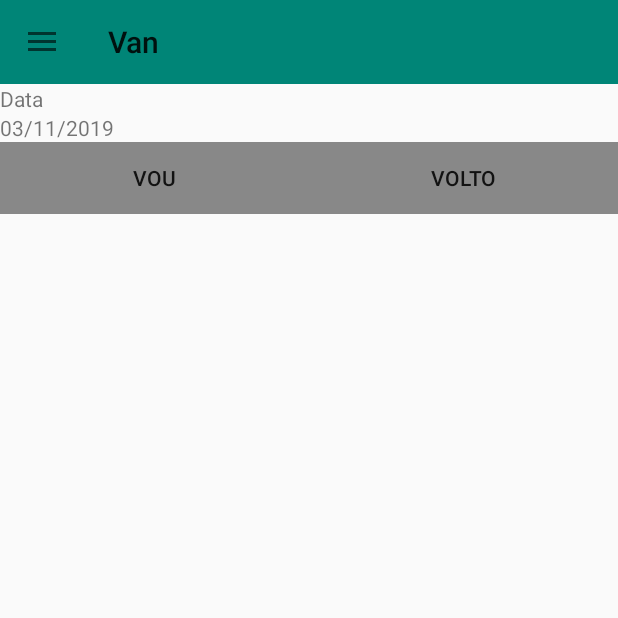
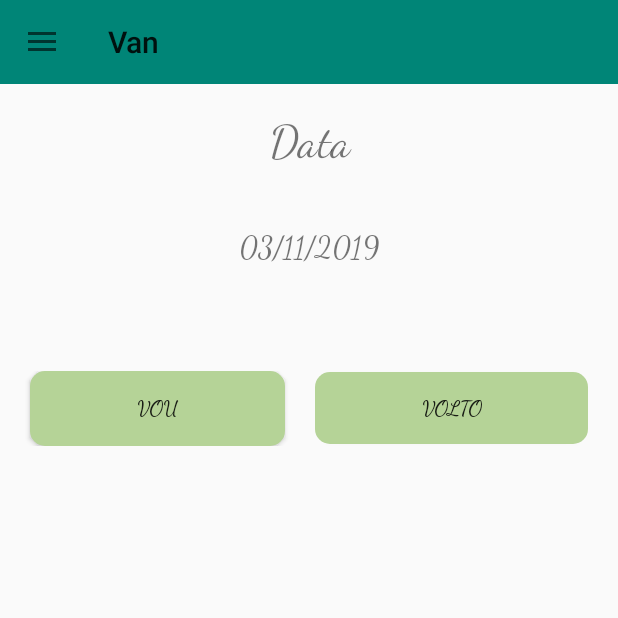
Before and after one commit to GustavoCSRamalho/Van, an Android app: the MainStudentActivity screen opened directly, with no data from a screen before it, on a phone screen of 412 x 824 dp, the top half of it. Run offline under Robolectric (Android 15) with nearby library versions, the phone set to English and light mode, and no system bars; our stand-ins replace Firebase (no records; nobody signed in at launch, a user with empty details on screens opened directly).

```diff
--- a/app/build.gradle
+++ b/app/build.gradle
@@ -44,4 +44,5 @@ dependencies {
     implementation 'com.google.firebase:firebase-analytics:17.2.0'
     implementation 'com.google.firebase:firebase-database:18.0.0'
     implementation 'com.google.firebase:firebase-auth:18.0.0'
+    implementation 'org.jetbrains.kotlinx:kotlinx-coroutines-core:1.3.2'
 }
--- a/app/src/main/AndroidManifest.xml
+++ b/app/src/main/AndroidManifest.xml
@@ -1,7 +1,7 @@
 <?xml version="1.0" encoding="utf-8"?>
 <manifest xmlns:android="http://schemas.android.com/apk/res/android"
     package="gustavo.com.van">
-
+    <uses-permission android:name="android.permission.READ_EXTERNAL_STORAGE" />
     <application
         android:allowBackup="true"
         android:icon="@mipmap/ic_launcher"
@@ -9,6 +9,7 @@
         android:roundIcon="@mipmap/ic_launcher_round"
         android:supportsRtl="true"
         android:theme="@style/AppTheme">
+        <activity android:name=".activity.MainVanActivity"></activity>
         <activity android:name=".activity.LoginActivity">
             <intent-filter>
                 <action android:name="android.intent.action.MAIN" />
--- a/app/src/main/java/gustavo/com/van/activity/MainStudentActivity.kt
+++ b/app/src/main/java/gustavo/com/van/activity/MainStudentActivity.kt
@@ -1,5 +1,7 @@
 package gustavo.com.van.activity
 
+import android.annotation.TargetApi
+import android.content.res.ColorStateList
 import androidx.appcompat.app.AppCompatActivity
 import android.os.Bundle
 import android.view.MenuItem
@@ -13,7 +15,15 @@ import kotlinx.android.synthetic.main.toolbar.*
 import java.util.*
 
 import android.graphics.Color
+import android.graphics.ColorFilter
+import android.graphics.PorterDuff
+import android.graphics.PorterDuffColorFilter
 import android.graphics.drawable.ColorDrawable
+import android.graphics.drawable.GradientDrawable
+import android.graphics.drawable.ShapeDrawable
+import android.os.Build
+import androidx.annotation.RequiresApi
+import com.google.firebase.database.DatabaseReference
 import gustavo.com.van.R
 import gustavo.com.van.firebase.auth.service.FirebaseAuthService
 import gustavo.com.van.firebase.database.references.FirebaseReference
@@ -29,6 +39,14 @@ class MainStudentActivity : AppCompatActivity(), NavigationView.OnNavigationItem
     private val C1 = Color.YELLOW
     private val C2 = Color.GREEN
 
+    var vanReference:DatabaseReference? = null
+    var uid: String? = null
+
+    var buttonVouColor: Int? = Color.LTGRAY
+    var buttonVoltoColor: Int? = Color.LTGRAY
+
+    @TargetApi(Build.VERSION_CODES.N)
+    @RequiresApi(Build.VERSION_CODES.LOLLIPOP)
     override fun onCreate(savedInstanceState: Bundle?) {
         super.onCreate(savedInstanceState)
         setContentView(gustavo.com.van.R.layout.activity_student_main)
@@ -48,36 +66,62 @@ class MainStudentActivity : AppCompatActivity(), NavigationView.OnNavigationItem
 
         println("User role : ")
         println(UserStorage.userStorage?.van.toString())
-        val vanReference = FirebaseReference().getVanReferenceVans(UserStorage.userStorage?.van.toString())
+        vanReference = FirebaseReference().getVanReferenceVans(UserStorage.userStorage?.van.toString())
 
-        val uid = FirebaseAuthService().getUserID()
+        FirebaseService().getStudentVan({
+            setVou()
+        },{
+            setVolto()
+        },{
+            setStudentResponse()
+        })
+
+        uid = FirebaseAuthService().getUserID()
 //        FirebaseService().setUserIDVans(uid,vanReference)
 
-        buttonVou.setBackgroundColor(Color.GRAY)
+//        buttonVou.setBackgroundColor(Color.GRAY)
+//        buttonVou.background.colorFilter = PorterDuffColorFilter(Color.LTGRAY, PorterDuff.Mode.SRC_IN)
+//        buttonVouColor = Color.LTGRAY
         buttonVou.setOnClickListener{
-            val color = buttonVou.background as ColorDrawable
-            if(color.color == Color.GRAY){
-                buttonVou.setBackgroundColor(Color.GREEN)
-                FirebaseService().setVouVans(uid,vanReference,"sim",getCalendarFormated())
+            if(buttonVouColor == Color.LTGRAY){
+                buttonVou.background.colorFilter = PorterDuffColorFilter(Color.GREEN, PorterDuff.Mode.SRC_IN)
+                buttonVouColor = Color.GREEN
+                FirebaseService().setVouVans(uid!!,vanReference!!,"sim",getCalendarFormated())
 //                println("Data teste : ")
 //                println(getCalendarFormated())
             }else{
-                buttonVou.setBackgroundColor(Color.GRAY)
-                FirebaseService().setVouVans(uid,vanReference,"nao",getCalendarFormated())
-            }
+                buttonVou.background.colorFilter = PorterDuffColorFilter(Color.LTGRAY, PorterDuff.Mode.SRC_IN)
+                buttonVouColor = Color.LTGRAY
+                FirebaseService().setVouVans(uid!!,vanReference!!,"nao",getCalendarFormated())
+//            }
+        }
+
+////            val color = buttonVou.background as ColorDrawable
+////            if(color.color == Color.GRAY){
+////                buttonVou.setBackgroundColor(Color.GREEN)
+////                FirebaseService().setVouVans(uid,vanReference,"sim",getCalendarFormated())
+//////                println("Data teste : ")
+//////                println(getCalendarFormated())
+////            }else{
+////                buttonVou.setBackgroundColor(Color.GRAY)
+////                FirebaseService().setVouVans(uid,vanReference,"nao",getCalendarFormated())
+////            }
         }
 
 
 
-        buttonVolto.setBackgroundColor(Color.GRAY)
+//        buttonVolto.background.colorFilter = PorterDuffColorFilter(Color.LTGRAY, PorterDuff.Mode.SRC_IN)
+//        buttonVoltoColor = Color.LTGRAY
+
         buttonVolto.setOnClickListener{
-            val color = buttonVolto.background as ColorDrawable
-            if(color.color == Color.GRAY){
-                buttonVolto.setBackgroundColor(Color.GREEN)
-                FirebaseService().setVoltoVans(uid,vanReference,"sim",getCalendarFormated())
+            if(buttonVoltoColor == Color.LTGRAY){
+                buttonVolto.background.colorFilter = PorterDuffColorFilter(Color.GREEN, PorterDuff.Mode.SRC_IN)
+                buttonVoltoColor = Color.GREEN
+                FirebaseService().setVoltoVans(uid!!,vanReference!!,"sim",getCalendarFormated())
             }else{
-                buttonVolto.setBackgroundColor(Color.GRAY)
-                FirebaseService().setVoltoVans(uid,vanReference,"nao",getCalendarFormated())
+                buttonVolto.background.colorFilter = PorterDuffColorFilter(Color.LTGRAY, PorterDuff.Mode.SRC_IN)
+                buttonVoltoColor = Color.LTGRAY
+                FirebaseService().setVoltoVans(uid!!,vanReference!!,"nao",getCalendarFormated())
             }
         }
     }
@@ -103,6 +147,21 @@ class MainStudentActivity : AppCompatActivity(), NavigationView.OnNavigationItem
         return sdf.format(date)
     }
 
+    fun setVou(){
+        buttonVou.background.colorFilter = PorterDuffColorFilter(Color.GREEN, PorterDuff.Mode.SRC_IN)
+        buttonVouColor = Color.GREEN
+    }
+
+    fun setVolto(){
+        buttonVolto.background.colorFilter = PorterDuffColorFilter(Color.GREEN, PorterDuff.Mode.SRC_IN)
+        buttonVoltoColor = Color.GREEN
+    }
+
+    fun setStudentResponse(){
+        FirebaseService().setVouVans(uid!!,vanReference!!,"nao",getCalendarFormated())
+        FirebaseService().setVoltoVans(uid!!,vanReference!!,"nao",getCalendarFormated())
+    }
+
     fun drawerInitializer(): ActionBarDrawerToggle{
         val toggle = ActionBarDrawerToggle(
             this,
@@ -125,10 +184,10 @@ class MainStudentActivity : AppCompatActivity(), NavigationView.OnNavigationItem
     override fun onNavigationItemSelected(item: MenuItem): Boolean {
         when (item.itemId) {
             R.id.nav_item_one -> {
-                Toast.makeText(this, "Menu 1", Toast.LENGTH_SHORT).show()
+                Toast.makeText(this, "Em construção!", Toast.LENGTH_SHORT).show()
             }
             R.id.nav_item_two -> {
-                Toast.makeText(this, "Menu 2", Toast.LENGTH_SHORT).show()
+                Toast.makeText(this, "Em construção!", Toast.LENGTH_SHORT).show()
             }
 //            R.id.nav_item_three -> {
 //                Toast.makeText(this, "Menu 3", Toast.LENGTH_SHORT).show()
--- /dev/null
+++ b/app/src/main/java/gustavo/com/van/model/ModelStudentResponseList.kt
@@ -0,0 +1,4 @@
+package gustavo.com.van.model
+
+data class ModelStudentResponseList (var key: String? = "",
+                                     var value: StudentResponse? = StudentResponse())
--- /dev/null
+++ b/app/src/main/java/gustavo/com/van/utils/Calendar.kt
@@ -0,0 +1,13 @@
+package gustavo.com.van.utils
+
+import java.text.DateFormat
+import java.text.SimpleDateFormat
+import java.util.*
+
+class Calendar {
+    fun getCalendarFormated():String {
+        val date = Date()
+        val sdf: DateFormat = SimpleDateFormat("dd/MM/yyyy", Locale.getDefault())
+        return sdf.format(date)
+    }
+}
--- /dev/null
+++ b/app/src/main/res/drawable/round_button.xml
@@ -0,0 +1,28 @@
+<?xml version="1.0" encoding="utf-8"?>
+<shape xmlns:android="http://schemas.android.com/apk/res/android"
+    android:padding="10dp"
+    android:shape="rectangle" >
+
+    <solid android:color="#B5D397" />
+
+    <corners
+        android:bottomLeftRadius="10dp"
+        android:bottomRightRadius="10dp"
+        android:topLeftRadius="10dp"
+        android:topRightRadius="10dp" />
+
+
+</shape>
+    <!--<?xml version="1.0" encoding="utf-8"?>-->
+    <!--<selector xmlns:android="http://schemas.android.com/apk/res/android">-->
+    <!--    <item android:state_selected = "false">-->
+    <!--        <shape android:shape = "oval">-->
+    <!--            <solid android:color = "@color/cardview_light_background"/>-->
+    <!--        </shape>-->
+    <!--    </item>-->
+    <!--    <item android:state_selected = "true">-->
+    <!--        <shape android:shape = "oval">-->
+    <!--            <solid android:color = "@color/cardview_dark_background"/>-->
+    <!--        </shape>-->
+    <!--    </item>-->
+    <!--</selector>-->
--- a/app/src/main/res/layout/activity_login.xml
+++ b/app/src/main/res/layout/activity_login.xml
@@ -6,7 +6,7 @@
     tools:context=".activity.LoginActivity">
     <EditText
         android:id="@+id/et_email"
-        style="@style/viewCustom"
+        style="@style/viewCustomInit"
         android:ems="10"
         android:hint="@string/email"
         android:inputType="textEmailAddress" />
--- a/app/src/main/res/layout/toolbar.xml
+++ b/app/src/main/res/layout/toolbar.xml
@@ -14,32 +14,49 @@
         android:id="@+id/calendarInfo"
         android:layout_width="match_parent"
         android:layout_height="wrap_content"
-        android:text="Data" />
+        android:layout_marginTop="20dp"
+        android:fontFamily="cursive"
+        android:gravity="center"
+        android:text="Data"
+        android:textSize="30dp" />
 
     <TextView
         android:id="@+id/calendarData"
         android:layout_width="match_parent"
         android:layout_height="wrap_content"
-        android:text="Data a ser preenchida" />
+        android:layout_marginTop="40dp"
+        android:fontFamily="cursive"
+        android:gravity="center"
+        android:text="Data a ser preenchida"
+        android:textSize="20dp" />
 
     <LinearLayout
         android:layout_width="match_parent"
         android:layout_height="wrap_content"
-        android:orientation="horizontal">
+        android:orientation="horizontal"
+        android:layout_marginTop="70dp"
+        >
 
         <Button
             android:id="@+id/buttonVou"
-            android:layout_width="wrap_content"
-            android:layout_height="wrap_content"
+            android:layout_width="150dp"
+            android:layout_height="50dp"
+            android:layout_marginLeft="20dp"
             android:layout_weight="1"
-            android:text="Vou" />
+            android:background="@drawable/round_button"
+            android:fontFamily="cursive"
+            android:text="Vou"
+            />
 
         <Button
             android:id="@+id/buttonVolto"
-            android:layout_width="wrap_content"
+            android:layout_width="161dp"
             android:layout_height="wrap_content"
+            android:layout_marginLeft="20dp"
+            android:layout_marginRight="20dp"
             android:layout_weight="1"
+            android:background="@drawable/round_button"
+            android:fontFamily="cursive"
             android:text="Volto" />
     </LinearLayout>
-
 </LinearLayout>
```
Also changed, not shown: app/src/main/java/gustavo/com/van/activity/CreateAccountActivity.kt (+21 -2 lines), app/src/main/java/gustavo/com/van/activity/LoginActivity.kt (+14 -3 lines), app/src/main/java/gustavo/com/van/activity/MainVanActivity.kt (added, +88 -0 lines), app/src/main/java/gustavo/com/van/adapter/VanListAdapter.kt (added, +64 -0 lines), app/src/main/java/gustavo/com/van/firebase/database/service/FirebaseService.kt (+85 -0 lines), app/src/main/java/gustavo/com/van/model/StudentResponse.kt (added, +8 -0 lines), app/src/main/res/layout/activity_create_account.xml (+8 -1 lines), app/src/main/res/layout/activity_main_van.xml (added, +14 -0 lines), app/src/main/res/layout/van_item.xml (added, +107 -0 lines), app/src/main/res/values/styles.xml (+10 -0 lines), 1 other file.
